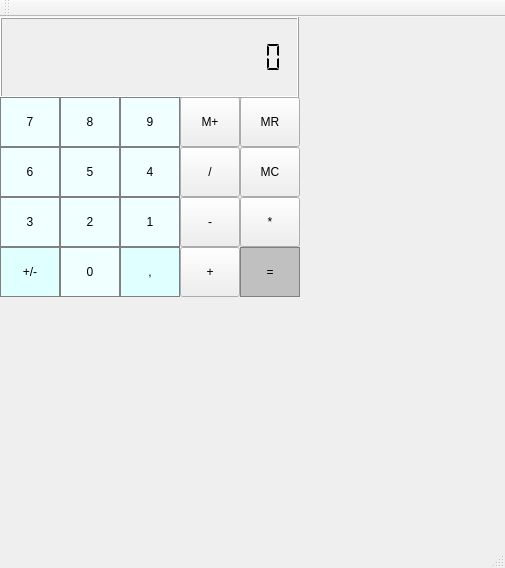
Before: the Qt Designer form Calculator/Calculator/Calculator.ui in heIIoad/Calculator, drawn with Qt 5.
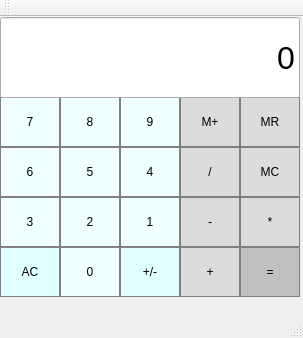
After: the same form once the commit is applied.

Patch:
```diff
--- a/Calculator/Calculator/Calculator.ui
+++ b/Calculator/Calculator/Calculator.ui
@@ -6,39 +6,14 @@
    <rect>
     <x>0</x>
     <y>0</y>
-    <width>505</width>
-    <height>568</height>
+    <width>303</width>
+    <height>338</height>
    </rect>
   </property>
   <property name="windowTitle">
    <string>Calculator</string>
   </property>
   <widget class="QWidget" name="centralWidget">
-   <widget class="QLCDNumber" name="Display">
-    <property name="enabled">
-     <bool>true</bool>
-    </property>
-    <property name="geometry">
-     <rect>
-      <x>0</x>
-      <y>0</y>
-      <width>299</width>
-      <height>81</height>
-     </rect>
-    </property>
-    <property name="smallDecimalPoint">
-     <bool>true</bool>
-    </property>
-    <property name="digitCount">
-     <number>15</number>
-    </property>
-    <property name="segmentStyle">
-     <enum>QLCDNumber::Flat</enum>
-    </property>
-    <property name="intValue" stdset="0">
-     <number>0</number>
-    </property>
-   </widget>
    <widget class="QPushButton" name="button7">
     <property name="geometry">
      <rect>
@@ -144,6 +119,26 @@
       <height>50</height>
      </rect>
     </property>
+    <property name="styleSheet">
+     <string notr="true">QPushButton{
+	border: 1px solid grey;
+	background-color: Gainsboro;
+}
+
+
+
+QPushButton:hover:pressed{
+	border: 1px solid grey;
+	background-color: Gray;
+}
+
+QPushButton:hover{
+	border: 1px solid grey;
+	background-color: DarkGrey;
+}
+
+</string>
+    </property>
     <property name="text">
      <string>M+</string>
     </property>
@@ -157,6 +152,26 @@
       <height>50</height>
      </rect>
     </property>
+    <property name="styleSheet">
+     <string notr="true">QPushButton{
+	border: 1px solid grey;
+	background-color: Gainsboro;
+}
+
+
+
+QPushButton:hover:pressed{
+	border: 1px solid grey;
+	background-color: Gray;
+}
+
+QPushButton:hover{
+	border: 1px solid grey;
+	background-color: DarkGrey;
+}
+
+</string>
+    </property>
     <property name="text">
      <string>MR</string>
     </property>
@@ -170,6 +185,26 @@
       <height>50</height>
      </rect>
     </property>
+    <property name="styleSheet">
+     <string notr="true">QPushButton{
+	border: 1px solid grey;
+	background-color: Gainsboro;
+}
+
+
+
+QPushButton:hover:pressed{
+	border: 1px solid grey;
+	background-color: Gray;
+}
+
+QPushButton:hover{
+	border: 1px solid grey;
+	background-color: DarkGrey;
+}
+
+</string>
+    </property>
     <property name="text">
      <string>/</string>
     </property>
@@ -247,6 +282,26 @@
       <height>50</height>
      </rect>
     </property>
+    <property name="styleSheet">
+     <string notr="true">QPushButton{
+	border: 1px solid grey;
+	background-color: Gainsboro;
+}
+
+
+
+QPushButton:hover:pressed{
+	border: 1px solid grey;
+	background-color: Gray;
+}
+
+QPushButton:hover{
+	border: 1px solid grey;
+	background-color: DarkGrey;
+}
+
+</string>
+    </property>
     <property name="text">
      <string>MC</string>
     </property>
@@ -292,6 +347,26 @@
       <height>50</height>
      </rect>
     </property>
+    <property name="styleSheet">
+     <string notr="true">QPushButton{
+	border: 1px solid grey;
+	background-color: Gainsboro;
+}
+
+
+
+QPushButton:hover:pressed{
+	border: 1px solid grey;
+	background-color: Gray;
+}
+
+QPushButton:hover{
+	border: 1px solid grey;
+	background-color: DarkGrey;
+}
+
+</string>
+    </property>
     <property name="text">
      <string>-</string>
     </property>
@@ -369,6 +444,26 @@
       <height>50</height>
      </rect>
     </property>
+    <property name="styleSheet">
+     <string notr="true">QPushButton{
+	border: 1px solid grey;
+	background-color: Gainsboro;
+}
+
+
+
+QPushButton:hover:pressed{
+	border: 1px solid grey;
+	background-color: Gray;
+}
+
+QPushButton:hover{
+	border: 1px solid grey;
+	background-color: DarkGrey;
+}
+
+</string>
+    </property>
     <property name="text">
      <string>*</string>
     </property>
@@ -414,6 +509,26 @@
       <height>50</height>
      </rect>
     </property>
+    <property name="styleSheet">
+     <string notr="true">QPushButton{
+	border: 1px solid grey;
+	background-color: Gainsboro;
+}
+
+
+
+QPushButton:hover:pressed{
+	border: 1px solid grey;
+	background-color: Gray;
+}
+
+QPushButton:hover{
+	border: 1px solid grey;
+	background-color: DarkGrey;
+}
+
+</string>
+    </property>
     <property name="text">
      <string>+</string>
     </property>
@@ -447,7 +562,7 @@
 </string>
     </property>
     <property name="text">
-     <string>+/-</string>
+     <string>AC</string>
     </property>
    </widget>
    <widget class="QPushButton" name="button0">
@@ -545,7 +660,31 @@
 </string>
     </property>
     <property name="text">
-     <string>,</string>
+     <string>+/-</string>
+    </property>
+   </widget>
+   <widget class="QLineEdit" name="Display">
+    <property name="geometry">
+     <rect>
+      <x>0</x>
+      <y>0</y>
+      <width>300</width>
+      <height>81</height>
+     </rect>
+    </property>
+    <property name="font">
+     <font>
+      <pointsize>24</pointsize>
+     </font>
+    </property>
+    <property name="layoutDirection">
+     <enum>Qt::LeftToRight</enum>
+    </property>
+    <property name="text">
+     <string>0</string>
+    </property>
+    <property name="alignment">
+     <set>Qt::AlignRight|Qt::AlignTrailing|Qt::AlignVCenter</set>
     </property>
    </widget>
   </widget>
```
Left out of the diff: 2 changed lines with no effect on the pictures.
